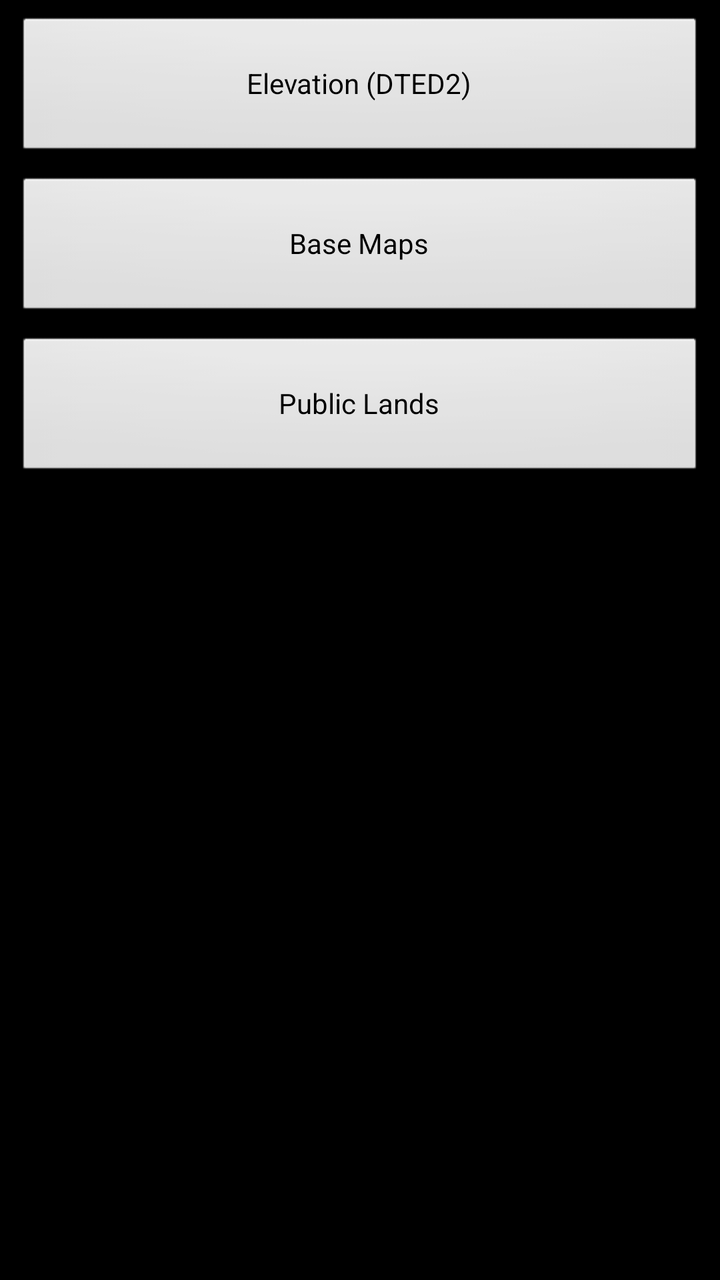
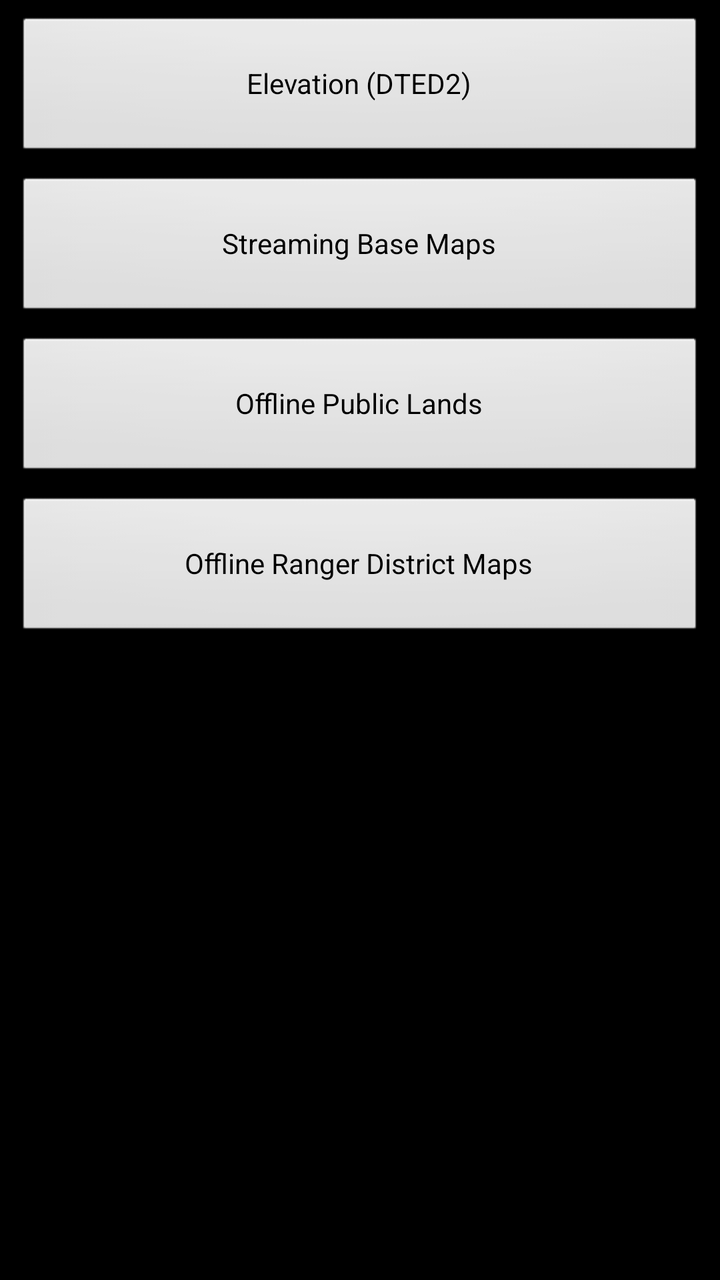

Two renders of the same Android screen: before a commit and after it. Below are the layout's source before the change and the commit's diff.
<!-- AndroidManifest.xml: application theme AppTheme -->
<!-- res/layout/main_layout.xml -->
<?xml version="1.0" encoding="utf-8"?>
<LinearLayout xmlns:android="http://schemas.android.com/apk/res/android"
    android:layout_width="match_parent"
    android:layout_height="match_parent"
    android:orientation="vertical"
    android:padding="8dp">

    
    <LinearLayout
        android:id="@+id/home_view"
        android:layout_width="match_parent"
        android:layout_height="match_parent"
        android:orientation="vertical">

        <Button
            android:id="@+id/btn_dted"
            android:layout_width="match_parent"
            android:layout_height="wrap_content"
            android:layout_marginBottom="8dp"
            android:minHeight="72dp"
            android:text="@string/elevation_heading" />

        <Button
            android:id="@+id/btn_maps"
            android:layout_width="match_parent"
            android:layout_height="wrap_content"
            android:layout_marginBottom="8dp"
            android:minHeight="72dp"
            android:text="@string/maps_heading" />

        <Button
            android:id="@+id/btn_forests"
            android:layout_width="match_parent"
            android:layout_height="wrap_content"
            android:minHeight="72dp"
            android:text="@string/forests_heading" />

        <TextView
            android:id="@+id/home_note"
            android:layout_width="match_parent"
            android:layout_height="wrap_content"
            android:paddingTop="10dp"
            android:textSize="12sp" />
    </LinearLayout>

    
    <LinearLayout
        android:id="@+id/forest_view"
        android:layout_width="match_parent"
        android:layout_height="match_parent"
        android:orientation="vertical"
        android:visibility="gone">

        <LinearLayout
            android:layout_width="match_parent"
            android:layout_height="wrap_content"
            android:gravity="center_vertical"
            android:orientation="horizontal">

            <Button
                android:id="@+id/btn_back_forests"
                android:layout_width="wrap_content"
                android:layout_height="wrap_content"
                android:text="@string/back" />

            
            <EditText
                android:id="@+id/forest_search"
                android:layout_width="0dp"
                android:layout_height="wrap_content"
                android:layout_marginStart="8dp"
                android:layout_weight="1"
                android:hint="@string/search_forests"
                android:imeOptions="actionSearch|flagNoExtractUi"
                android:inputType="text"
                android:maxLines="1"
                android:singleLine="true" />
        </LinearLayout>

        <TextView
            android:id="@+id/forest_status"
            android:layout_width="match_parent"
            android:layout_height="wrap_content"
            android:paddingBottom="4dp"
            android:paddingTop="4dp"
            android:textSize="13sp" />

        <ListView
            android:id="@+id/forest_list"
            android:layout_width="match_parent"
            android:layout_height="0dp"
            android:layout_weight="1" />
    </LinearLayout>

    
    <LinearLayout
        android:id="@+id/basemap_view"
        android:layout_width="match_parent"
        android:layout_height="match_parent"
        android:orientation="vertical"
        android:visibility="gone">

        <LinearLayout
            android:layout_width="match_parent"
            android:layout_height="wrap_content"
            android:gravity="center_vertical"
            android:orientation="horizontal">

            <Button
                android:id="@+id/btn_back_maps"
                android:layout_width="wrap_content"
                android:layout_height="wrap_content"
                android:text="@string/back" />

            <Button
                android:id="@+id/category_button"
                android:layout_width="0dp"
                android:layout_height="wrap_content"
                android:layout_marginStart="8dp"
                android:layout_weight="1" />
        </LinearLayout>

        <TextView
            android:id="@+id/basemap_status"
            android:layout_width="match_parent"
            android:layout_height="wrap_content"
            android:paddingBottom="4dp"
            android:paddingTop="4dp"
            android:textSize="13sp" />

        <ListView
            android:id="@+id/basemap_list"
            android:layout_width="match_parent"
            android:layout_height="0dp"
            android:layout_weight="1"
            android:divider="#33FFFFFF"
            android:dividerHeight="1dp" />
    </LinearLayout>

    
    <LinearLayout
        android:id="@+id/dted_view"
        android:layout_width="match_parent"
        android:layout_height="match_parent"
        android:orientation="vertical"
        android:visibility="gone">

        <LinearLayout
            android:layout_width="match_parent"
            android:layout_height="wrap_content"
            android:gravity="center_vertical"
            android:orientation="horizontal">

            <Button
                android:id="@+id/btn_back"
                android:layout_width="wrap_content"
                android:layout_height="wrap_content"
                android:text="@string/back" />

            
            <Button
                android:id="@+id/country_button"
                android:layout_width="0dp"
                android:layout_height="wrap_content"
                android:layout_marginStart="8dp"
                android:layout_weight="1" />
        </LinearLayout>

        <TextView
            android:id="@+id/depot_status"
            android:layout_width="match_parent"
            android:layout_height="wrap_content"
            android:paddingBottom="4dp"
            android:paddingTop="4dp"
            android:text="@string/loading_catalog"
            android:textSize="13sp" />

        <ListView
            android:id="@+id/region_list"
            android:layout_width="match_parent"
            android:layout_height="0dp"
            android:layout_weight="1"
            android:divider="#33FFFFFF"
            android:dividerHeight="1dp" />
    </LinearLayout>

</LinearLayout>
<!-- resources referenced by this layout -->
<resources>
  <string name="back">‹ Back</string>
  <string name="elevation_heading">Elevation (DTED2)</string>
  <string name="forests_heading">Public Lands</string>
  <string name="loading_catalog">Loading catalog…</string>
  <string name="maps_heading">Base Maps</string>
  <string name="search_forests">Search forests…</string>
  <style name="AppTheme" parent="@android:style/Theme.Holo">
          <item name="android:buttonStyle">@android:style/Widget.Button</item>
          <item name="android:imageButtonStyle">@android:style/Widget.Button</item>
          <item name="android:buttonStyleToggle">@android:style/Widget.Button</item>
          <item name="android:spinnerStyle">@style/ATAKSpinner</item>
          <item name="android:spinnerItemStyle">@style/ATAKSpinnerItem</item>
          <item name="android:editTextStyle">@style/ATAKEditText</item>
      </style>
  <style name="ATAKSpinner" parent="@android:style/Widget.Spinner">
          <item name="android:spinnerMode">dialog</item>
      </style>
  <style name="ATAKSpinnerItem">
          <item name="android:textColor">@android:color/white</item>
          <item name="android:dropDownVerticalOffset">0dip</item>
          <item name="android:dropDownHorizontalOffset">0dip</item>
          <item name="android:dropDownWidth">wrap_content</item>
          <item name="android:gravity">left|center_vertical</item>
      </style>
  <style name="ATAKEditText" parent="@android:style/Widget.EditText">
          
          
  
          
          <item name="android:imeOptions">flagNoFullscreen</item>
      </style>
</resources>

<!-- the commit's change to res/layout/main_layout.xml (unified diff, before → after) -->
@@ -32,8 +32,16 @@
             android:id="@+id/btn_forests"
             android:layout_width="match_parent"
             android:layout_height="wrap_content"
+            android:layout_marginBottom="8dp"
             android:minHeight="72dp"
             android:text="@string/forests_heading" />
+
+        <Button
+            android:id="@+id/btn_recmaps"
+            android:layout_width="match_parent"
+            android:layout_height="wrap_content"
+            android:minHeight="72dp"
+            android:text="@string/recmaps_heading" />
 
         <TextView
             android:id="@+id/home_note"
<!-- resource entries referenced after the edit -->
@@ -2,9 +2,10 @@
 <resources>
   <string name="back">‹ Back</string>
   <string name="elevation_heading">Elevation (DTED2)</string>
-  <string name="forests_heading">Public Lands</string>
+  <string name="forests_heading">Offline Public Lands</string>
   <string name="loading_catalog">Loading catalog…</string>
-  <string name="maps_heading">Base Maps</string>
+  <string name="maps_heading">Streaming Base Maps</string>
+  <string name="recmaps_heading">Offline Ranger District Maps</string>
   <string name="search_forests">Search forests…</string>
   <style name="AppTheme" parent="@android:style/Theme.Holo">
           <item name="android:buttonStyle">@android:style/Widget.Button</item>
